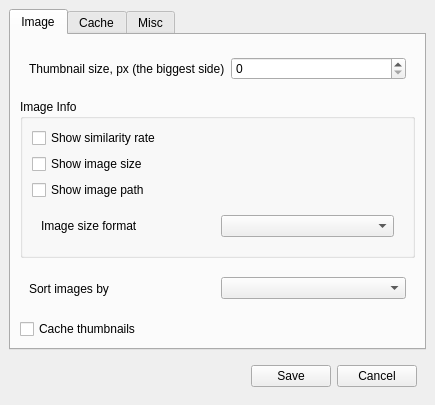
This is doppelganger/preferences.ui in max-dw-i/myfyrio as Qt 5 draws it before an edit. The edited form follows.
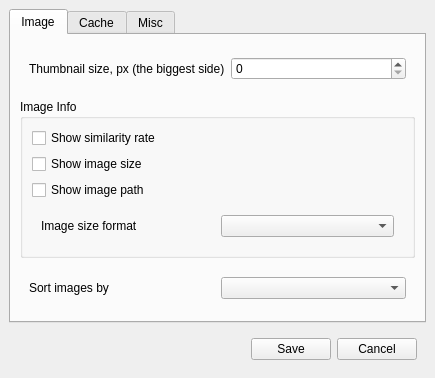
This is the edited form.

Commit message:
Remove option 'Caching thumbnails'
There is no point of it. If we cache thumbnails of the duplicate images the majority of which
we are going to delete later anyway, there is no point. If we cache thumbnails (and create)
of the all images, again, most of them is going to be never used (usually, the rate of the duplicate
images is small, and people run these kind of programmes quite rarely).

Patch:
```diff
--- a/doppelganger/preferences.ui
+++ b/doppelganger/preferences.ui
@@ -7,7 +7,7 @@
     <x>0</x>
     <y>0</y>
     <width>435</width>
-    <height>405</height>
+    <height>378</height>
    </rect>
   </property>
   <property name="windowTitle">
@@ -113,13 +113,6 @@
           </layout>
          </widget>
         </item>
-        <item>
-         <widget class="QCheckBox" name="cachethumbsBox">
-          <property name="text">
-           <string>Cache thumbnails</string>
-          </property>
-         </widget>
-        </item>
        </layout>
       </widget>
       <widget class="QWidget" name="cacheTab">
```
The commit also changes 3 other files.
